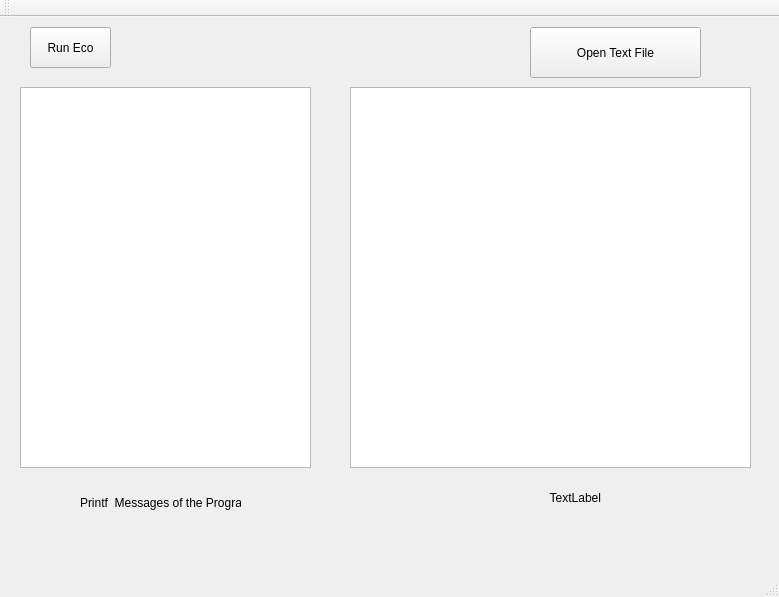
Above: mainwindow.ui from EMazarakis/Ecosystem before the change. Below: the same form after it.
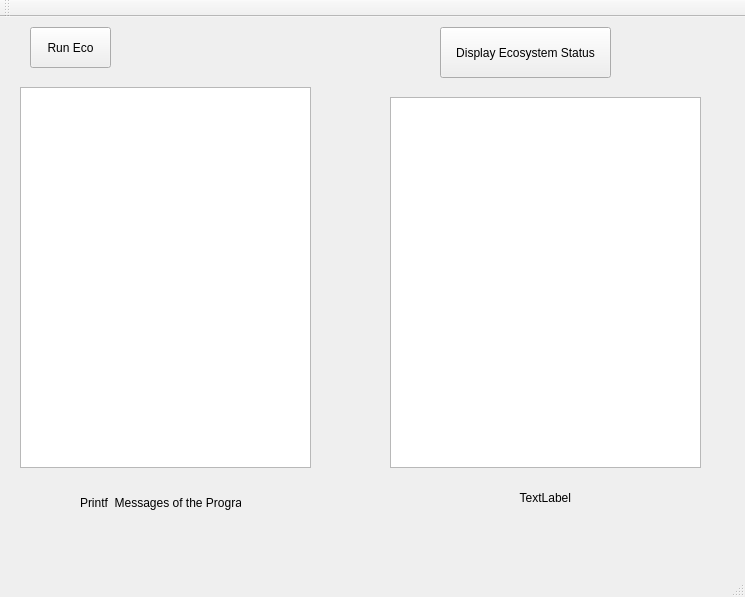
That is the form after the change.

Patch:
```diff
--- a/mainwindow.ui
+++ b/mainwindow.ui
@@ -6,7 +6,7 @@
    <rect>
     <x>0</x>
     <y>0</y>
-    <width>779</width>
+    <width>745</width>
     <height>597</height>
    </rect>
   </property>
@@ -17,30 +17,30 @@
    <widget class="QTextBrowser" name="textBrowser">
     <property name="geometry">
      <rect>
-      <x>350</x>
-      <y>70</y>
-      <width>401</width>
-      <height>381</height>
+      <x>390</x>
+      <y>80</y>
+      <width>311</width>
+      <height>371</height>
      </rect>
     </property>
    </widget>
    <widget class="QPushButton" name="pushButton">
     <property name="geometry">
      <rect>
-      <x>530</x>
+      <x>440</x>
       <y>10</y>
       <width>171</width>
       <height>51</height>
      </rect>
     </property>
     <property name="text">
-     <string>Open Text File</string>
+     <string>Display Ecosystem Status</string>
     </property>
    </widget>
    <widget class="QLabel" name="label">
     <property name="geometry">
      <rect>
-      <x>490</x>
+      <x>460</x>
       <y>470</y>
       <width>161</width>
       <height>21</height>
```
Left out of the diff: 2 changed lines with no effect on the pictures.
